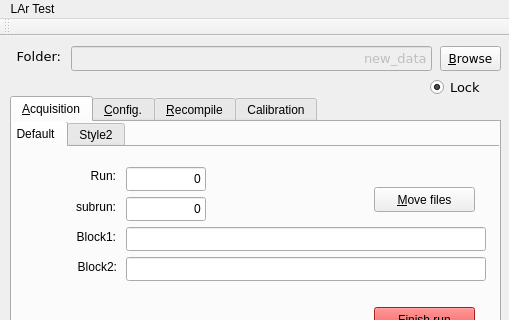
This is move_files/move_files/mainwindow.ui in hvsouza/CAEN_Digitizer as Qt 5 draws it before an edit; both pictures show x 0 to 509 and y 0 to 320 of the 509 by 530 pixel window. The edited form follows.
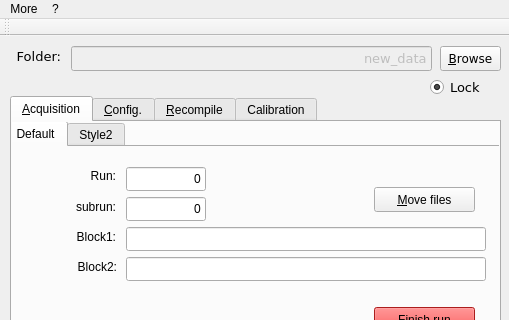
This is the edited form.

Commit message:
Insert trigger type options in GUI
Also, about is separated now so people may see it hehe

Diff of the .ui file:
```diff
--- a/move_files/move_files/mainwindow.ui
+++ b/move_files/move_files/mainwindow.ui
@@ -3008,12 +3008,19 @@
    </property>
    <widget class="QMenu" name="menuLAr_Test">
     <property name="title">
-     <string>LAr Test</string>
+     <string>More</string>
     </property>
     <addaction name="actionLoad_cofig_file"/>
+    <addaction name="menuTrigger_type"/>
+   </widget>
+   <widget class="QMenu" name="menu_info">
+    <property name="title">
+     <string>?</string>
+    </property>
     <addaction name="actionAbout"/>
    </widget>
    <addaction name="menuLAr_Test"/>
+   <addaction name="menu_info"/>
   </widget>
   <action name="actionLoad_cofig_file">
    <property name="text">
```
Left out of the diff: 31 changed lines with no effect on the pictures. The commit also changes 2 other files.
